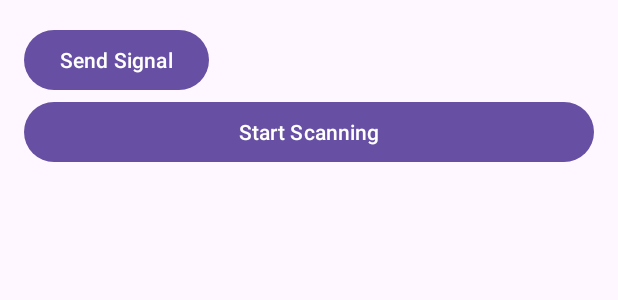
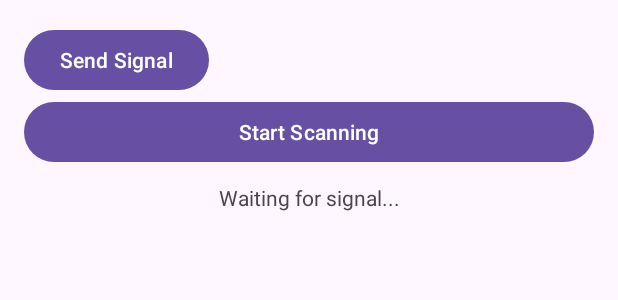
Before and after one commit to KetevanSikharulidze/Example-Android-App-1, an Android app: the layout activity_main.xml on its own in the app's theme, with its tools: preview values and no code run, on a phone screen of 412 x 824 dp. Shown: the top 300 px of the screen. Run offline under Robolectric (Android 15) with nearby library versions, the phone set to English and light mode, and no system bars.

Commit message:
Update activity_main.xml

```diff
--- a/app/src/main/res/layout/activity_main.xml
+++ b/app/src/main/res/layout/activity_main.xml
@@ -6,19 +6,31 @@
     android:orientation="vertical"
     android:padding="16dp">
 
-    <Button
+    <!-- Button to send signal -->
+      <Button
         android:id="@+id/button_send_signal"
         android:layout_width="wrap_content"
         android:layout_height="wrap_content"
         android:text="Send Signal"
         android:layout_centerInParent="true"/>
 
+    <!-- Button to start scanning for nearby Bluetooth devices -->
     <Button
         android:id="@+id/startScanButton"
         android:layout_width="match_parent"
         android:layout_height="wrap_content"
         android:text="Start Scanning" />
 
+    <!-- Status message text view -->
+    <TextView
+        android:id="@+id/statusTextView"
+        android:layout_width="match_parent"
+        android:layout_height="wrap_content"
+        android:text="Waiting for signal..."
+        android:layout_marginTop="10dp"
+        android:textAlignment="center"/>
+
+    <!-- List view to display found Bluetooth devices -->
     <ListView
         android:id="@+id/deviceListView"
         android:layout_width="match_parent"
```
